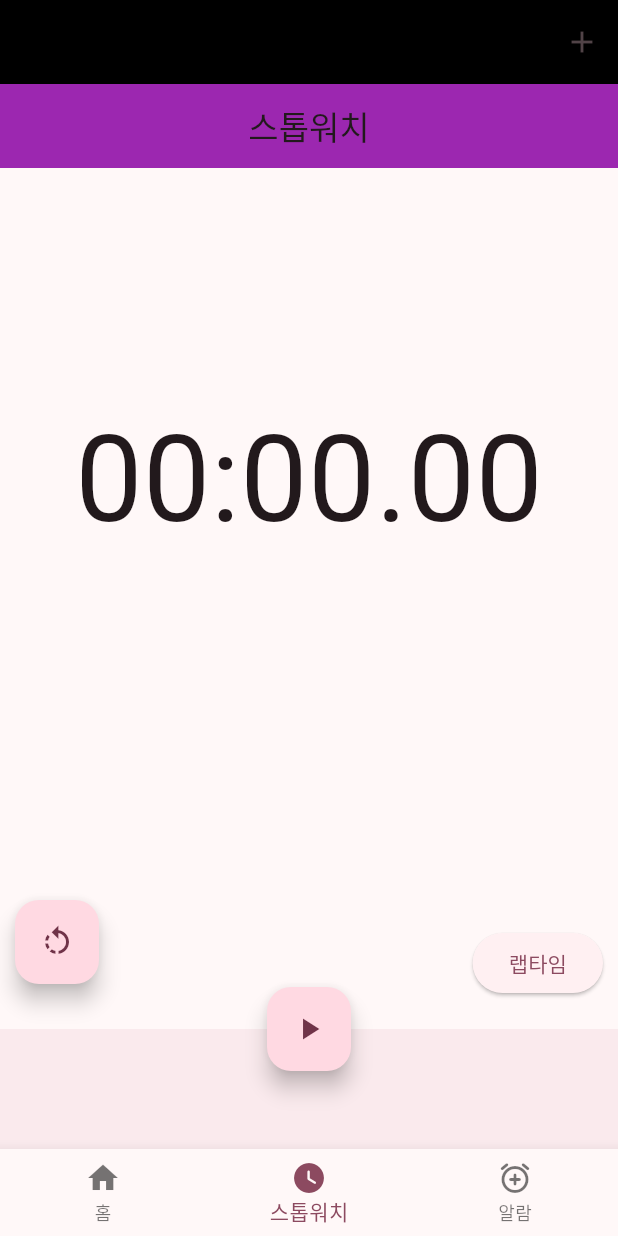
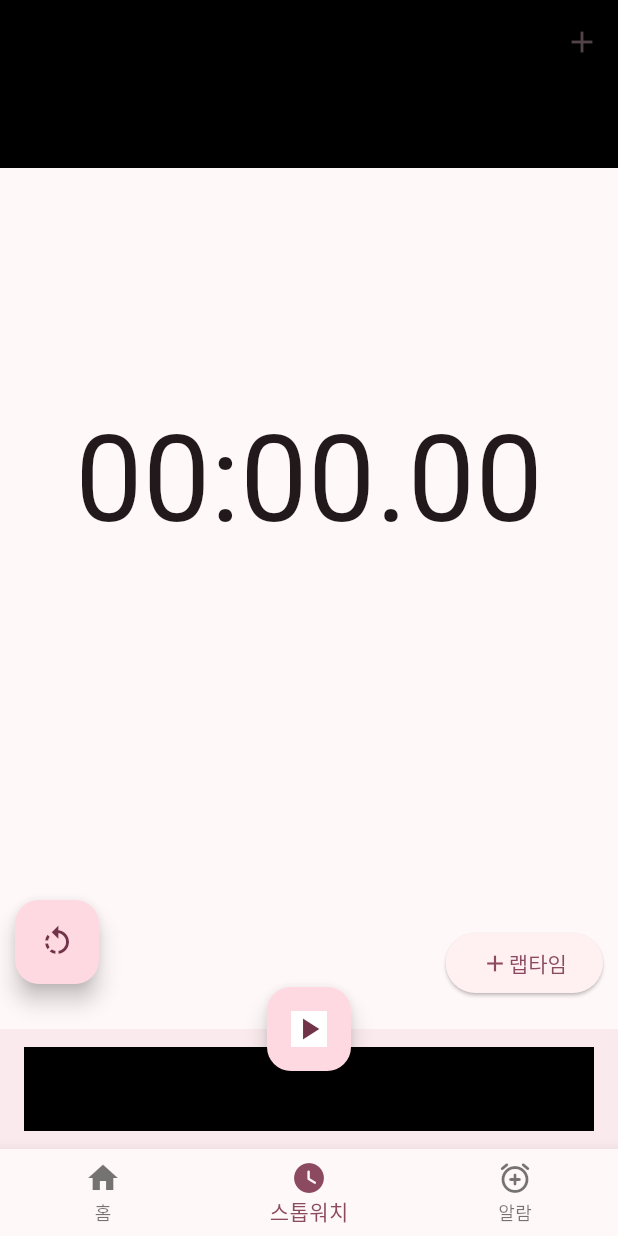
Before and after one commit to 20184415/flutter-UI-project, a Flutter app: the screen it shows after launch, item 2 of the bottom bar chosen, on a phone screen of 412 x 824 dp. Run offline on Flutter 3.47's test engine with Material 3 defaults, Android fonts, the phone set to English and light mode, and no system bars.

Commit message:
Update Stopwatchpage.dart

```diff
--- a/lib/Stopwatchpage.dart
+++ b/lib/Stopwatchpage.dart
@@ -22,17 +22,18 @@ class _StopwatchpageState extends State<Stopwatchpage> {
   @override
   Widget build(BuildContext context) {
     return Scaffold(
-      appBar: AppBar(
-        title:Center(
-        child:Text('스톱워치')),
-        backgroundColor: Colors.purple,
-
+    appBar: AppBar(
+      title: Text(
+      ""),
+      backgroundColor: Colors.black,
       ),
       body: _buildBody(),
       bottomNavigationBar: BottomAppBar(
         child: Container(
+          color: Colors.black,
+
           height: 50,
-        ),
+      ),
       ),
       floatingActionButton: FloatingActionButton(
         onPressed: () {
@@ -40,8 +41,10 @@ class _StopwatchpageState extends State<Stopwatchpage> {
             _clickButton();
           });
         },
-        child: _isRunning ? Icon(Icons.pause) : Icon(Icons.play_arrow),
-      ),
+        child:Container(
+          color:Colors.white,
+          child:_isRunning ? Icon(Icons.pause) : Icon(Icons.play_arrow),
+      ),),
       floatingActionButtonLocation: FloatingActionButtonLocation.centerDocked,
     );
   }
@@ -89,17 +92,23 @@ class _StopwatchpageState extends State<Stopwatchpage> {
               right: 10,
               bottom: 20,
               child: ElevatedButton(
+
                 onPressed: () {
                   setState(() {
                     _recodeLapTime(formattedTime);
                   });
                 },
-                child: Text("랩타임"),
+                child:Row(
+                  children:[
+                    Icon(Icons.add),
+                  Text("랩타임"),
+              ],
+            ),
               ),
-            ),
-          ],
         ),
+      ],
       ),
+    ),
     );
   }
 
```
